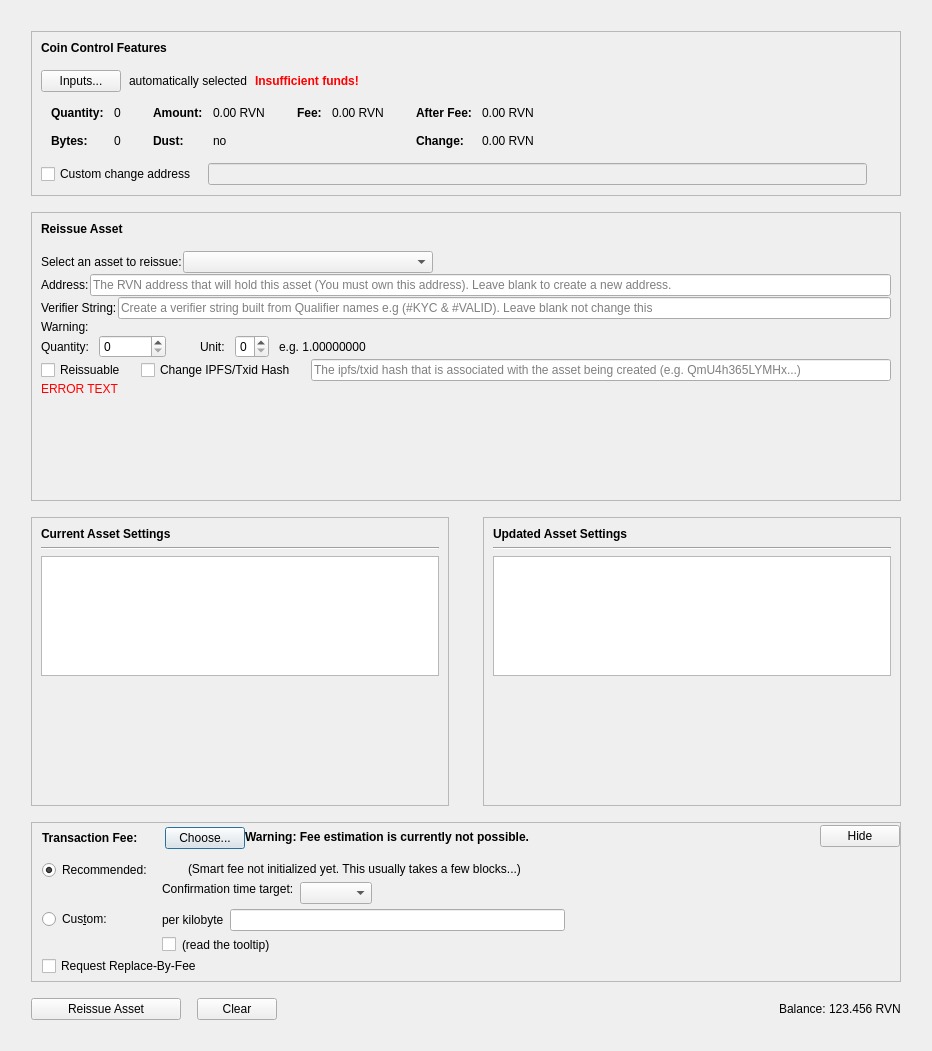
Qt form src/qt/forms/reissueassetdialog.ui (TheRetroMike/ProcyonCoonCoin) before a commit.
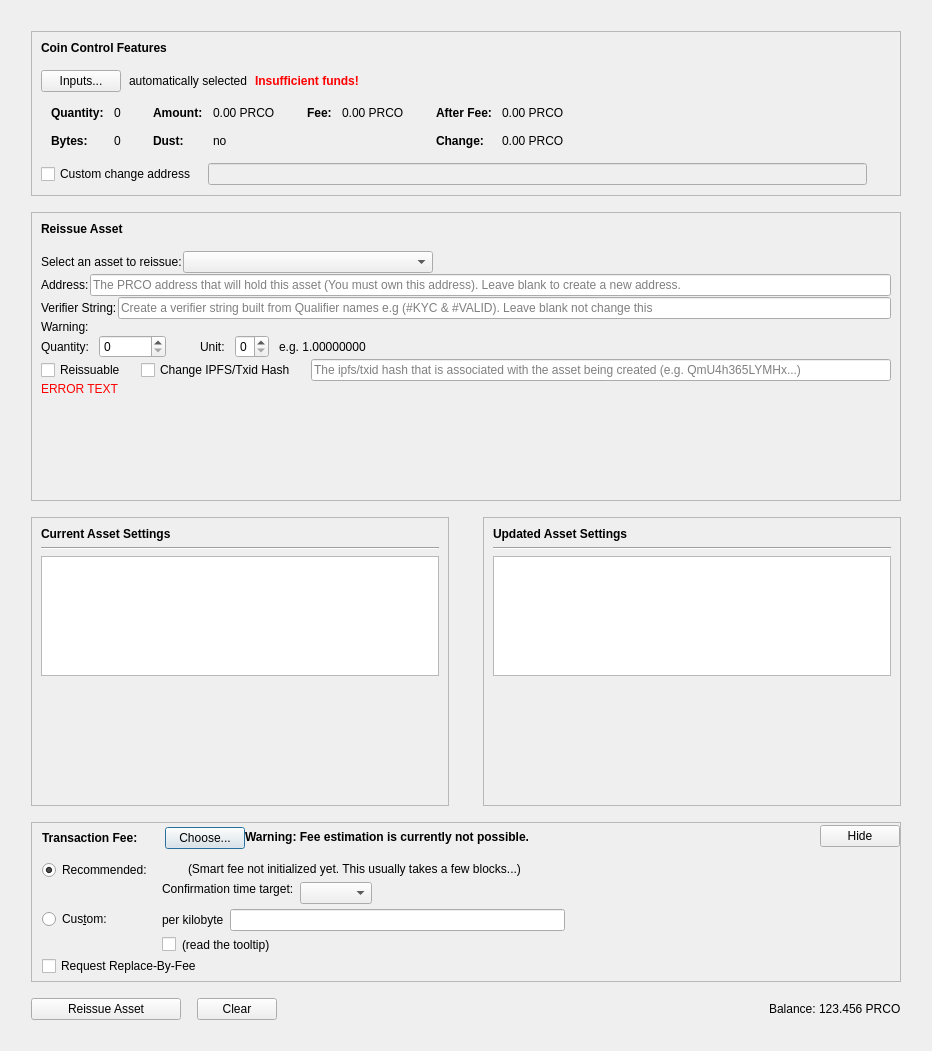
The same form after that commit. Custom widgets are drawn as their Qt base class.

Commit message: rename RVN PRCO

Diff of the .ui file:
```diff
--- a/src/qt/forms/reissueassetdialog.ui
+++ b/src/qt/forms/reissueassetdialog.ui
@@ -320,7 +320,7 @@
                     <enum>Qt::ActionsContextMenu</enum>
                    </property>
                    <property name="text">
-                    <string notr="true">0.00 RVN</string>
+                    <string notr="true">0.00 PRCO</string>
                    </property>
                    <property name="textInteractionFlags">
                     <set>Qt::LinksAccessibleByMouse|Qt::TextSelectableByKeyboard|Qt::TextSelectableByMouse</set>
@@ -400,7 +400,7 @@
                     <enum>Qt::ActionsContextMenu</enum>
                    </property>
                    <property name="text">
-                    <string notr="true">0.00 RVN</string>
+                    <string notr="true">0.00 PRCO</string>
                    </property>
                    <property name="textInteractionFlags">
                     <set>Qt::LinksAccessibleByMouse|Qt::TextSelectableByKeyboard|Qt::TextSelectableByMouse</set>
@@ -451,7 +451,7 @@
                     <enum>Qt::ActionsContextMenu</enum>
                    </property>
                    <property name="text">
-                    <string notr="true">0.00 RVN</string>
+                    <string notr="true">0.00 PRCO</string>
                    </property>
                    <property name="textInteractionFlags">
                     <set>Qt::LinksAccessibleByMouse|Qt::TextSelectableByKeyboard|Qt::TextSelectableByMouse</set>
@@ -480,7 +480,7 @@
                     <enum>Qt::ActionsContextMenu</enum>
                    </property>
                    <property name="text">
-                    <string notr="true">0.00 RVN</string>
+                    <string notr="true">0.00 PRCO</string>
                    </property>
                    <property name="textInteractionFlags">
                     <set>Qt::LinksAccessibleByMouse|Qt::TextSelectableByKeyboard|Qt::TextSelectableByMouse</set>
@@ -711,7 +711,7 @@
                <string/>
               </property>
               <property name="placeholderText">
-               <string>The RVN address that will hold this asset (You must own this address). Leave blank to create a new address.</string>
+               <string>The PRCO address that will hold this asset (You must own this address). Leave blank to create a new address.</string>
               </property>
              </widget>
             </item>
@@ -1629,7 +1629,7 @@
          <item>
           <widget class="QLabel" name="labelBalance">
            <property name="text">
-            <string>123.456 RVN</string>
+            <string>123.456 PRCO</string>
            </property>
           </widget>
          </item>
```
The commit also changes 135 other files.
